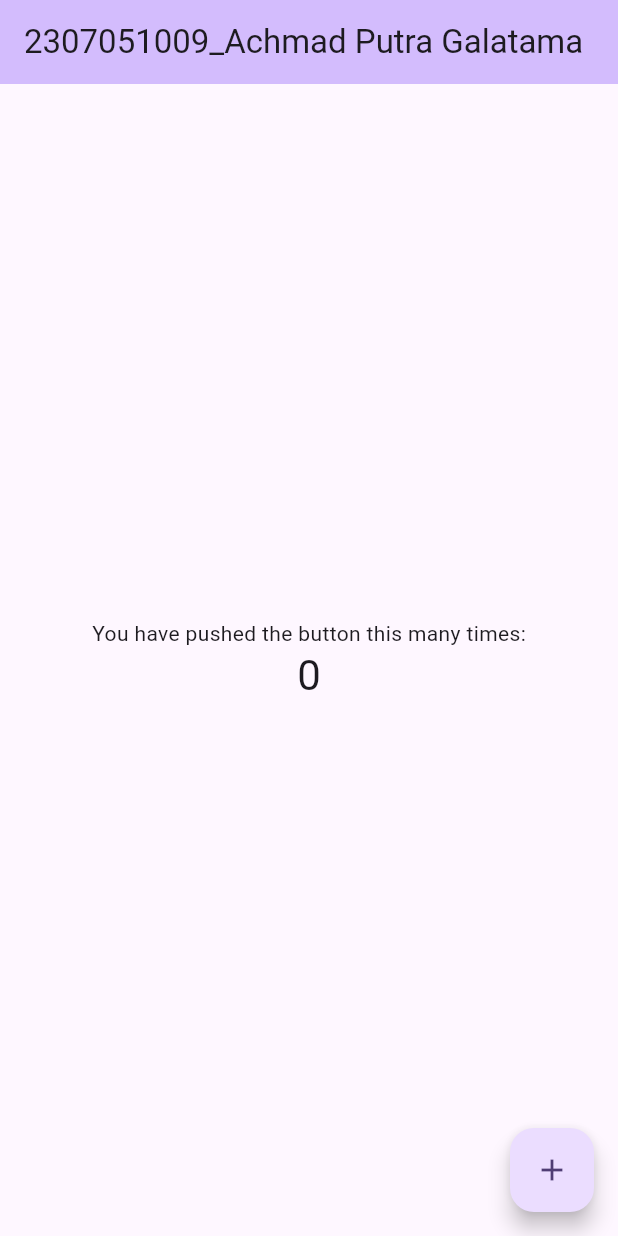
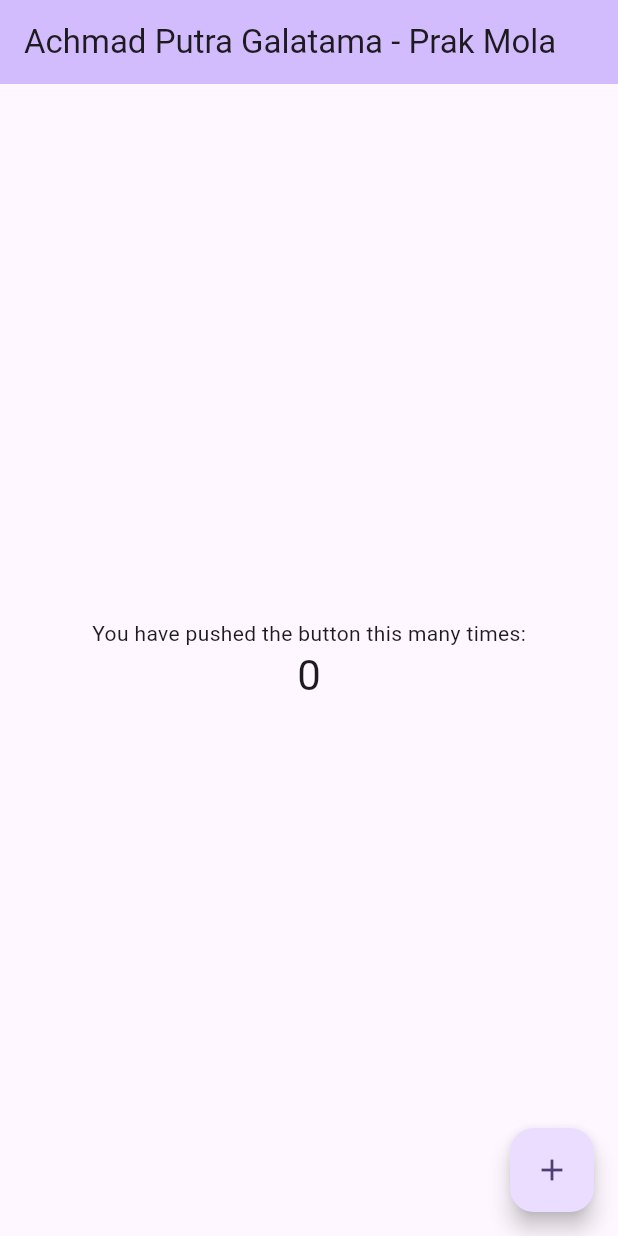
Before and after one commit to galasky05/prak-mobilelanjut-2307051009, a Flutter app: the screen it shows after launch, on a phone screen of 412 x 824 dp. Run offline on Flutter 3.47's test engine with Material 3 defaults, Android fonts, the phone set to English and light mode, and no system bars.

Commit message:
pertemuan ke-2

```diff
--- a/lib/main.dart
+++ b/lib/main.dart
@@ -30,7 +30,7 @@ class MyApp extends StatelessWidget {
         // tested with just a hot reload.
         colorScheme: ColorScheme.fromSeed(seedColor: Colors.deepPurple),
       ),
-      home: const MyHomePage(title: '2307051009_Achmad Putra Galatama'),
+      home: const MyHomePage(title: 'Achmad Putra Galatama - Prak Mola'),
     );
   }
 }
```
